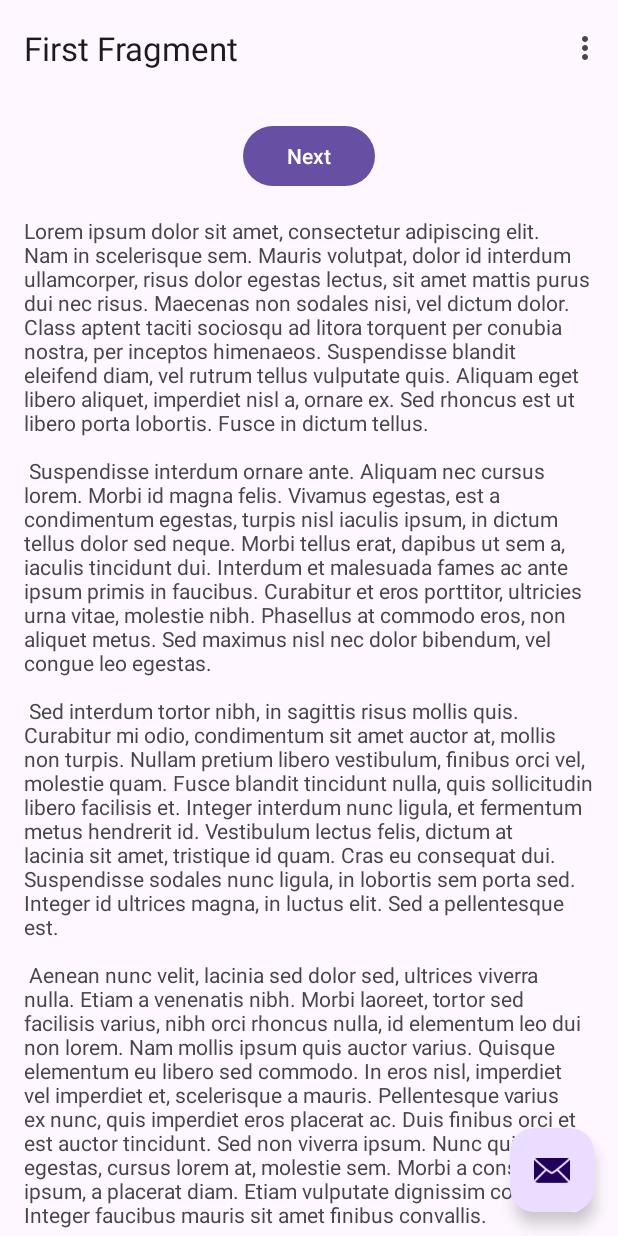
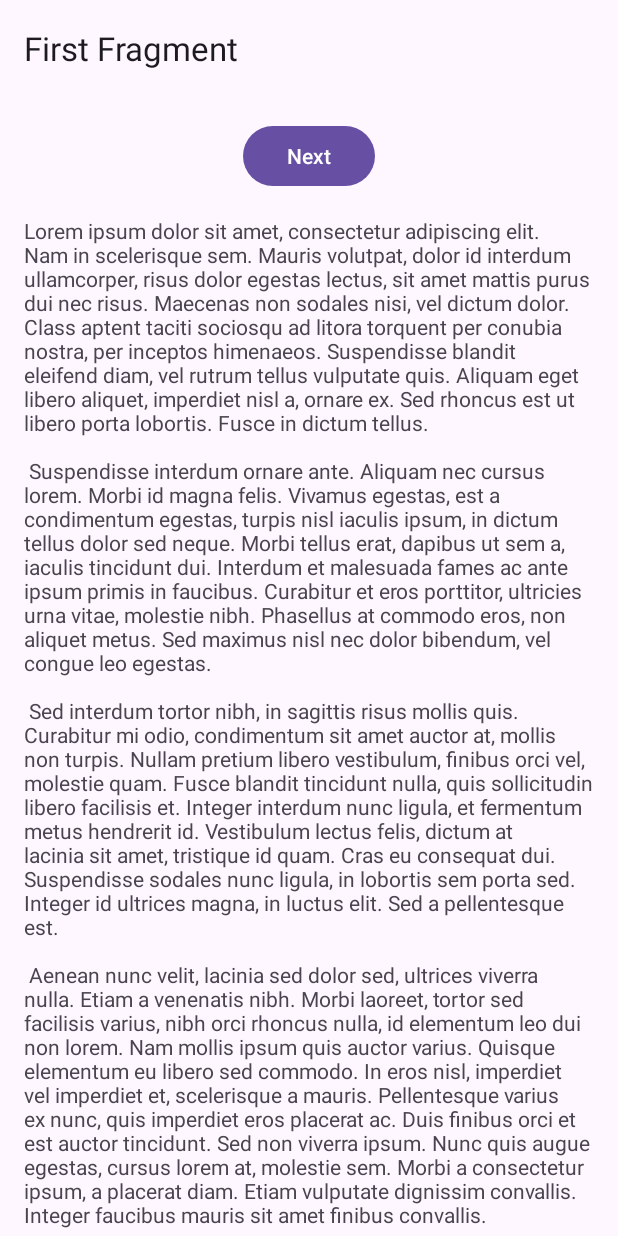
Before and after one commit to bayrontq/AIFood, an Android app: the screen it shows after launch (MainActivity before the commit, WelcomeActivity after it), on a phone screen of 412 x 824 dp. Run offline under Robolectric (Android 15) with nearby library versions, the phone set to English and light mode, and no system bars; our stand-ins replace navigation-ui.

Commit message:
remove hilt and implement first navigation flow

```diff
--- a/app/src/main/java/com/bayron/aifood/app/App.kt
+++ b/app/src/main/java/com/bayron/aifood/app/App.kt
@@ -1,44 +1,37 @@
 package com.bayron.aifood.app
 
 import android.app.Application
-import android.util.Log
-import com.aallam.openai.api.logging.LogLevel
-import com.aallam.openai.client.LoggingConfig
-import com.aallam.openai.client.OpenAI
-import com.bayron.aifood.BuildConfig
-import dagger.hilt.android.HiltAndroidApp
 
-@HiltAndroidApp
-class App : Application() {
+class App : Application()
 
-    /*
-     * Objeto criado neste local para exemplificar uma chamada de método usando o
-     * Design Pattern Singleton (Poderia ser criado usando DI).
-     */
-    private lateinit var openAI: OpenAI
+//    /*
+//     * Objeto criado neste local para exemplificar uma chamada de método usando o
+//     * Design Pattern Singleton (Poderia ser criado usando DI).
+//     */
+//    private lateinit var openAI: OpenAI
 
-    override fun onCreate() {
-        super.onCreate()
-        instance = this
+//    override fun onCreate() {
+//        super.onCreate()
+////        instance = this
+//
+////        val openAiApiKey = BuildConfig.openAiApiKey
+////        Log.e("AIFOOD", "openAiApiKey: $openAiApiKey")
+////        openAI = OpenAI(token = openAiApiKey, logging = LoggingConfig(LogLevel.All))
+//    }
 
-        val openAiApiKey = BuildConfig.openAiApiKey
-        Log.e("AIFOOD", "openAiApiKey: $openAiApiKey")
-        openAI = OpenAI(token = openAiApiKey, logging = LoggingConfig(LogLevel.All))
-    }
+//    /*
+//     * Objeto estático instanciado aqui para exemplificar o Design Pattern Singleton.
+//     */
+//    companion object {
+//        lateinit var instance: App
+//            private set
+//    }
 
-    /*
-     * Objeto estático instanciado aqui para exemplificar o Design Pattern Singleton.
-     */
-    companion object {
-        lateinit var instance: App
-            private set
-    }
-
-    /*
-     * Método criado neste local para exemplificar uma chamada de método
-     * usando o Design Pattern Singleton.
-     */
-    fun getOpenAI(): OpenAI {
-        return openAI
-    }
-}
+//    /*
+//     * Método criado neste local para exemplificar uma chamada de método
+//     * usando o Design Pattern Singleton.
+//     */
+//    fun getOpenAI(): OpenAI {
+//        return openAI
+//    }
+//}
--- a/app/src/main/java/com/bayron/aifood/data/preferences/DataStoreRepositoryImpl.kt
+++ b/app/src/main/java/com/bayron/aifood/data/preferences/DataStoreRepositoryImpl.kt
@@ -5,13 +5,12 @@ import androidx.datastore.preferences.core.booleanPreferencesKey
 import androidx.datastore.preferences.core.edit
 import androidx.datastore.preferences.preferencesDataStore
 import kotlinx.coroutines.flow.first
-import javax.inject.Inject
 
 private val Context.dataStore by preferencesDataStore(
     name = "preferences_data_store"
 )
 
-class DataStoreRepositoryImpl @Inject constructor(
+class DataStoreRepositoryImpl(
     private val context: Context
 ) : DataStoreRepository {
 
--- /dev/null
+++ b/app/src/main/java/com/bayron/aifood/presentation/activity/WelcomeActivity.kt
@@ -0,0 +1,50 @@
+package com.bayron.aifood.presentation.activity
+
+import android.content.Intent
+import android.os.Bundle
+import androidx.activity.viewModels
+import androidx.appcompat.app.AppCompatActivity
+import androidx.navigation.findNavController
+import androidx.navigation.ui.AppBarConfiguration
+import androidx.navigation.ui.navigateUp
+import androidx.navigation.ui.setupActionBarWithNavController
+import com.bayron.aifood.R
+import com.bayron.aifood.data.preferences.DataStoreRepositoryImpl
+import com.bayron.aifood.databinding.ActivityWelcomeBinding
+import com.bayron.aifood.presentation.viewmodel.DataViewModel
+
+class WelcomeActivity : AppCompatActivity() {
+
+    private lateinit var appBarConfiguration: AppBarConfiguration
+    private lateinit var binding: ActivityWelcomeBinding
+
+    private val viewModel: DataViewModel by viewModels()
+
+    override fun onCreate(savedInstanceState: Bundle?) {
+        super.onCreate(savedInstanceState)
+
+        val repository = DataStoreRepositoryImpl(this)
+
+        if (viewModel.isFirstAccess(repository)) {
+            binding = ActivityWelcomeBinding.inflate(layoutInflater)
+            setContentView(binding.root)
+
+            setSupportActionBar(binding.viewToolbar.toolbar)
+
+            val navController = findNavController(R.id.nav_host_fragment_content_main)
+            appBarConfiguration = AppBarConfiguration(navController.graph)
+            setupActionBarWithNavController(navController, appBarConfiguration)
+
+        } else {
+            val intent = Intent(this, MainActivity::class.java)
+            startActivity(intent)
+            finish()
+        }
+    }
+
+    override fun onSupportNavigateUp(): Boolean {
+        val navController = findNavController(R.id.nav_host_fragment_content_main)
+        return navController.navigateUp(appBarConfiguration)
+                || super.onSupportNavigateUp()
+    }
+}
--- a/app/src/main/res/layout/activity_main.xml
+++ b/app/src/main/res/layout/activity_main.xml
@@ -5,29 +5,22 @@
     android:layout_width="match_parent"
     android:layout_height="match_parent"
     android:fitsSystemWindows="true"
-    tools:context=".MainActivity">
+    tools:context=".presentation.activity.MainActivity">
 
-    <com.google.android.material.appbar.AppBarLayout
-        android:layout_width="match_parent"
-        android:layout_height="wrap_content"
-        android:fitsSystemWindows="true">
-
-        <com.google.android.material.appbar.MaterialToolbar
-            android:id="@+id/toolbar"
-            android:layout_width="match_parent"
-            android:layout_height="?attr/actionBarSize" />
-
-    </com.google.android.material.appbar.AppBarLayout>
+    <include
+        android:id="@+id/view_toolbar"
+        layout="@layout/view_toolbar" />
 
     <include layout="@layout/content_main" />
 
     <com.google.android.material.floatingactionbutton.FloatingActionButton
-        android:id="@+id/fab"
+        android:id="@+id/fab_add_recipe"
         android:layout_width="wrap_content"
         android:layout_height="wrap_content"
         android:layout_gravity="bottom|end"
         android:layout_marginEnd="@dimen/fab_margin"
         android:layout_marginBottom="16dp"
-        app:srcCompat="@android:drawable/ic_dialog_email" />
+        android:contentDescription="@string/main_activity_action_add_recipe"
+        app:srcCompat="@android:drawable/ic_input_add" />
 
 </androidx.coordinatorlayout.widget.CoordinatorLayout>
--- /dev/null
+++ b/app/src/main/res/layout/activity_welcome.xml
@@ -0,0 +1,32 @@
+<?xml version="1.0" encoding="utf-8"?>
+<androidx.coordinatorlayout.widget.CoordinatorLayout xmlns:android="http://schemas.android.com/apk/res/android"
+    xmlns:app="http://schemas.android.com/apk/res-auto"
+    xmlns:tools="http://schemas.android.com/tools"
+    android:layout_width="match_parent"
+    android:layout_height="match_parent"
+    android:fitsSystemWindows="true"
+    tools:context=".presentation.activity.WelcomeActivity">
+
+    <include
+        android:id="@+id/view_toolbar"
+        layout="@layout/view_toolbar" />
+
+    <androidx.constraintlayout.widget.ConstraintLayout
+        android:layout_width="match_parent"
+        android:layout_height="match_parent"
+        app:layout_behavior="@string/appbar_scrolling_view_behavior">
+
+        <fragment
+            android:id="@+id/nav_host_fragment_content_main"
+            android:name="androidx.navigation.fragment.NavHostFragment"
+            android:layout_width="0dp"
+            android:layout_height="0dp"
+            app:defaultNavHost="true"
+            app:layout_constraintBottom_toBottomOf="parent"
+            app:layout_constraintEnd_toEndOf="parent"
+            app:layout_constraintStart_toStartOf="parent"
+            app:layout_constraintTop_toTopOf="parent"
+            app:navGraph="@navigation/nav_graph" />
+    </androidx.constraintlayout.widget.ConstraintLayout>
+
+</androidx.coordinatorlayout.widget.CoordinatorLayout>
--- /dev/null
+++ b/app/src/main/res/layout/view_toolbar.xml
@@ -0,0 +1,12 @@
+<?xml version="1.0" encoding="utf-8"?>
+<com.google.android.material.appbar.AppBarLayout xmlns:android="http://schemas.android.com/apk/res/android"
+    android:layout_width="match_parent"
+    android:layout_height="wrap_content"
+    android:fitsSystemWindows="true">
+
+    <com.google.android.material.appbar.MaterialToolbar
+        android:id="@+id/toolbar"
+        android:layout_width="match_parent"
+        android:layout_height="?attr/actionBarSize" />
+
+</com.google.android.material.appbar.AppBarLayout>
--- a/app/src/main/res/menu/menu_main.xml
+++ b/app/src/main/res/menu/menu_main.xml
@@ -1,7 +1,7 @@
 <menu xmlns:android="http://schemas.android.com/apk/res/android"
     xmlns:app="http://schemas.android.com/apk/res-auto"
     xmlns:tools="http://schemas.android.com/tools"
-    tools:context="com.bayron.aifood.MainActivity">
+    tools:context="com.bayron.aifood.presentation.activity.MainActivity">
     <item
         android:id="@+id/action_settings"
         android:orderInCategory="100"
--- a/app/src/main/res/navigation/nav_graph.xml
+++ b/app/src/main/res/navigation/nav_graph.xml
@@ -22,7 +22,13 @@
         tools:layout="@layout/fragment_second">
 
         <action
-            android:id="@+id/action_SecondFragment_to_FirstFragment"
-            app:destination="@id/FirstFragment" />
+            android:id="@+id/action_SecondFragment_to_MainActvity"
+            app:destination="@id/MainActvity" />
     </fragment>
+
+    <activity
+        android:id="@+id/MainActvity"
+        android:name="com.bayron.aifood.presentation.activity.MainActivity"
+        android:label="@string/main_activity_label"
+        tools:layout="@layout/activity_main" />
 </navigation>
--- a/app/src/main/res/values/strings.xml
+++ b/app/src/main/res/values/strings.xml
@@ -43,4 +43,9 @@
         libero vel nunc consequat, quis tincidunt nisl eleifend. Cras bibendum enim a justo luctus
         vestibulum. Fusce dictum libero quis erat maximus, vitae volutpat diam dignissim.
     </string>
+
+    <!-- Strings used for MainActivity -->
+    <string name="main_activity_label">Main Activity</string>
+    <string name="main_activity_action_add_recipe">Adicionar receita</string>
+    <string name="main_activity_snackbar_add_recipe">Aqui você adicionará uma nova receita!</string>
 </resources>
--- a/build.gradle.kts
+++ b/build.gradle.kts
@@ -7,6 +7,5 @@ plugins {
 buildscript {
     dependencies {
         classpath(libs.secrets.gradle.plugin)
-        classpath(libs.hilt.android.gradle.plugin)
     }
 }
```
Also changed, not shown: app/build.gradle.kts (+7 -8 lines), app/src/main/AndroidManifest.xml (+9 -2 lines), app/src/main/java/com/bayron/aifood/FirstFragment.kt (+1 -7 lines), app/src/main/java/com/bayron/aifood/SecondFragment.kt (+3 -10 lines), app/src/main/java/com/bayron/aifood/di/AppModule.kt (+0 -18 lines), app/src/main/java/com/bayron/aifood/presentation/activity/MainActivity.kt (renamed from app/src/main/java/com/bayron/aifood/MainActivity.kt, +18 -18 lines), app/src/main/java/com/bayron/aifood/presentation/viewmodel/DataViewModel.kt (+11 -8 lines), app/src/main/res/layout/content_main.xml (+7 -10 lines), gradle/libs.versions.toml (+1 -7 lines).
